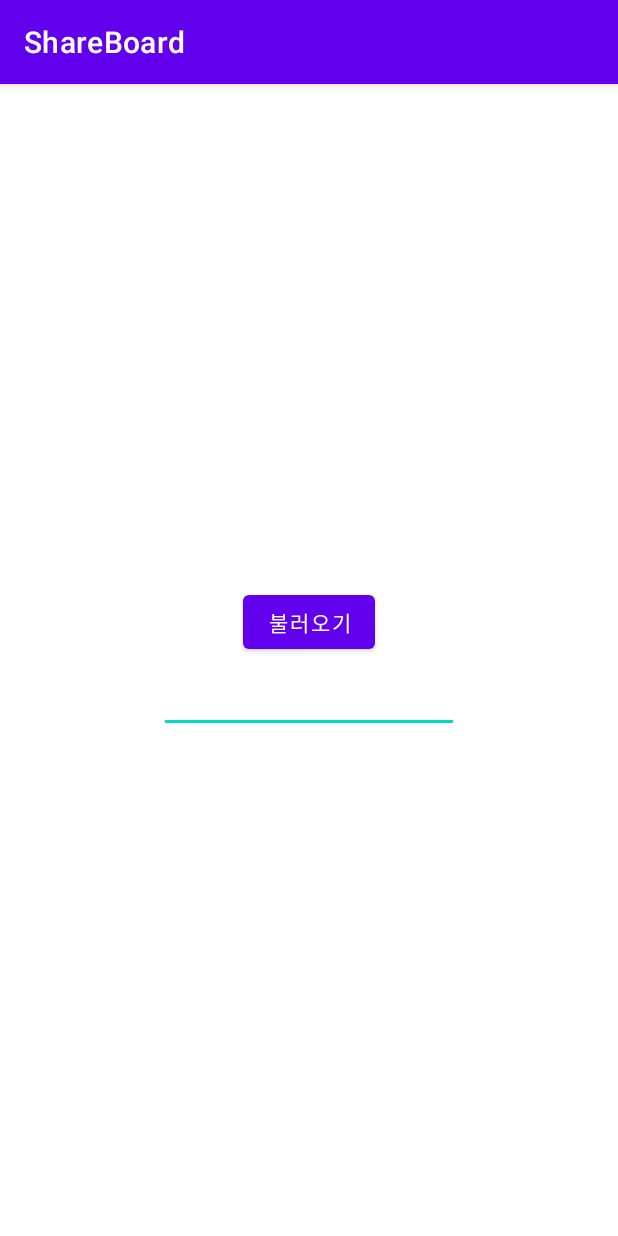
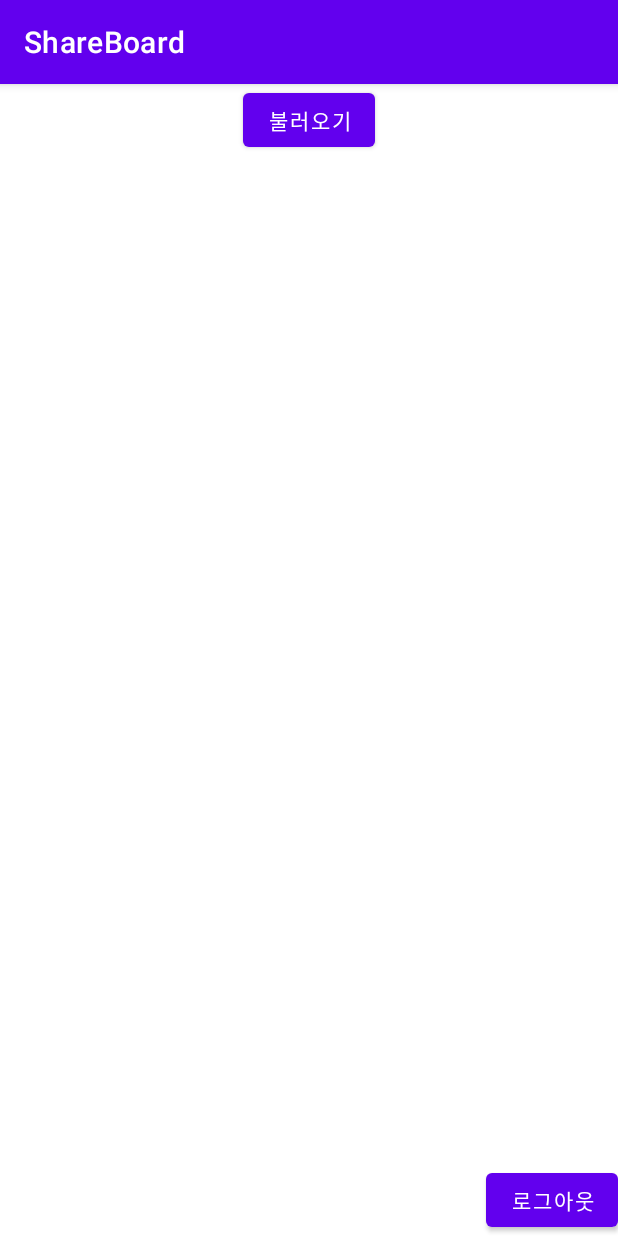
Before and after one commit to Silver-Deer/Shareboard, an Android app: the ClipBoardActivity screen opened directly, with no data from a screen before it, on a phone screen of 412 x 824 dp. Run offline under Robolectric (Android 15) with nearby library versions, the phone set to English and light mode, and no system bars.

Commit message:
클립보드 불러오기

```diff
--- a/app/src/main/AndroidManifest.xml
+++ b/app/src/main/AndroidManifest.xml
@@ -5,6 +5,7 @@
     <uses-permission android:name="android.permission.INTERNET"/>
 
     <application
+
         android:allowBackup="true"
         android:usesCleartextTraffic="true"
         android:icon="@mipmap/ic_launcher"
--- a/app/src/main/java/com/cworld/shareboard/ClipBoardActivity.java
+++ b/app/src/main/java/com/cworld/shareboard/ClipBoardActivity.java
@@ -1,9 +1,12 @@
 package com.cworld.shareboard;
 
 import androidx.appcompat.app.AppCompatActivity;
+import androidx.recyclerview.widget.LinearLayoutManager;
+import androidx.recyclerview.widget.RecyclerView;
 
 import android.content.ClipData;
 import android.content.ClipboardManager;
+import android.content.Intent;
 import android.content.SharedPreferences;
 import android.os.Bundle;
 import android.util.Log;
@@ -11,6 +14,7 @@ import android.widget.Button;
 import android.widget.Toast;
 
 import com.cworld.shareboard.Server.RetroFitClient;
+import com.cworld.shareboard.data.RecyclerClipboard;
 import com.cworld.shareboard.data.RetroFitClipboard;
 
 import java.util.List;
@@ -23,18 +27,32 @@ public class ClipBoardActivity extends AppCompatActivity {
 
     RetroFitClipboard clipList;
 
+    private ClipBoardAdapter adapter;
+
+
     @Override
     protected void onCreate(Bundle savedInstanceState) {
         super.onCreate(savedInstanceState);
         setContentView(R.layout.activity_clip_board);
 
+
         Button refresh = findViewById(R.id.activity_clip_board_refresh);
+        Button logout = findViewById(R.id.logout);
 
+        SharedPreferences sharedPreferences = getSharedPreferences("sFile", MODE_PRIVATE);
+        SharedPreferences.Editor editor = sharedPreferences.edit();
         ClipboardManager clipboardManager = (ClipboardManager) getSystemService(CLIPBOARD_SERVICE);
 
-        SharedPreferences sharedPreferences = getSharedPreferences("sFile", MODE_PRIVATE);
         String token = sharedPreferences.getString("token","");
         Log.i("token", token);
+
+        RecyclerView recyclerView = findViewById(R.id.recyclerView);
+
+        LinearLayoutManager linearLayoutManager = new LinearLayoutManager(this);
+        recyclerView.setLayoutManager(linearLayoutManager);
+
+        adapter = new ClipBoardAdapter();
+        recyclerView.setAdapter(adapter);
 
         refresh.setOnClickListener(v->{
             Call<RetroFitClipboard> request = RetroFitClient.getInstance().getApi().getClipboard(token);
@@ -47,7 +65,11 @@ public class ClipBoardActivity extends AppCompatActivity {
                     Toast.makeText(ClipBoardActivity.this
                             , "클립보드 조회 " + clipList.result.size(), Toast.LENGTH_SHORT).show();
 
-                    //Log.e("ClipBoard", clipList.get(0).getBoard());
+                    for(int position = 0; position < clipList.result.size(); position++) {
+                        addItem(clipList.result.get(position).getDeviceName(), clipList.result.get(position).getDeviceType(), clipList.result.get(position).getDate(), clipList.result.get(position).getBoard());
+                    }
+
+                    adapter.notifyDataSetChanged();
                 }
 
                 @Override
@@ -55,10 +77,30 @@ public class ClipBoardActivity extends AppCompatActivity {
                     Toast.makeText(ClipBoardActivity.this,
                             t.getMessage(), Toast.LENGTH_SHORT).show();
                 }
+
+
             });
         });
 
+        logout.setOnClickListener(v->{
+            Intent intent = new Intent(ClipBoardActivity.this, LoginActivity.class);
+            editor.remove("token");
+            editor.commit();
 
+            startActivity(intent);
+            finish();
+        });
 
     }
+
+    public void addItem(String deviceName, String deviceType, String date, String board) {
+        RecyclerClipboard item = new RecyclerClipboard();
+        item.setDeviceName(deviceName);
+        item.setDeviceType(deviceType);
+        item.setDate(date);
+        item.setBoard(board);
+
+        adapter.addItem(item);
+    }
+
 }
--- a/app/src/main/res/layout/activity_clip_board.xml
+++ b/app/src/main/res/layout/activity_clip_board.xml
@@ -5,7 +5,6 @@
     android:layout_width="match_parent"
     android:layout_height="match_parent"
     android:orientation="vertical"
-    android:gravity="center"
     tools:context=".ClipBoardActivity">
 
     <Button
@@ -15,8 +14,20 @@
         android:layout_height="wrap_content"
         android:text="불러오기"/>
 
+    <androidx.recyclerview.widget.RecyclerView
+        android:layout_width="match_parent"
+        android:layout_height="0dp"
+        android:id="@+id/recyclerView"
+        android:layout_weight="1"
+        />
 
-    <android.inputmethodservice.ExtractEditText
-        android:layout_width="200dp"
-        android:layout_height="50dp"/>
+    <Button
+        android:id="@+id/logout"
+        android:layout_gravity="end"
+        android:layout_width="wrap_content"
+        android:layout_height="wrap_content"
+        android:text="로그아웃"
+        />
+
+
 </LinearLayout>
```
Also changed, not shown: app/src/main/java/com/cworld/shareboard/ClipBoardAdapter.java (added, +68 -0 lines), app/src/main/java/com/cworld/shareboard/data/RecyclerClipboard.java (added, +47 -0 lines), app/src/main/java/com/cworld/shareboard/data/RetroFitClipboard.java (+4 -4 lines), app/src/main/res/layout/clipboard_item.xml (renamed from app/src/main/res/layout/viewholder_clip_board.xml, +9 -2 lines).
